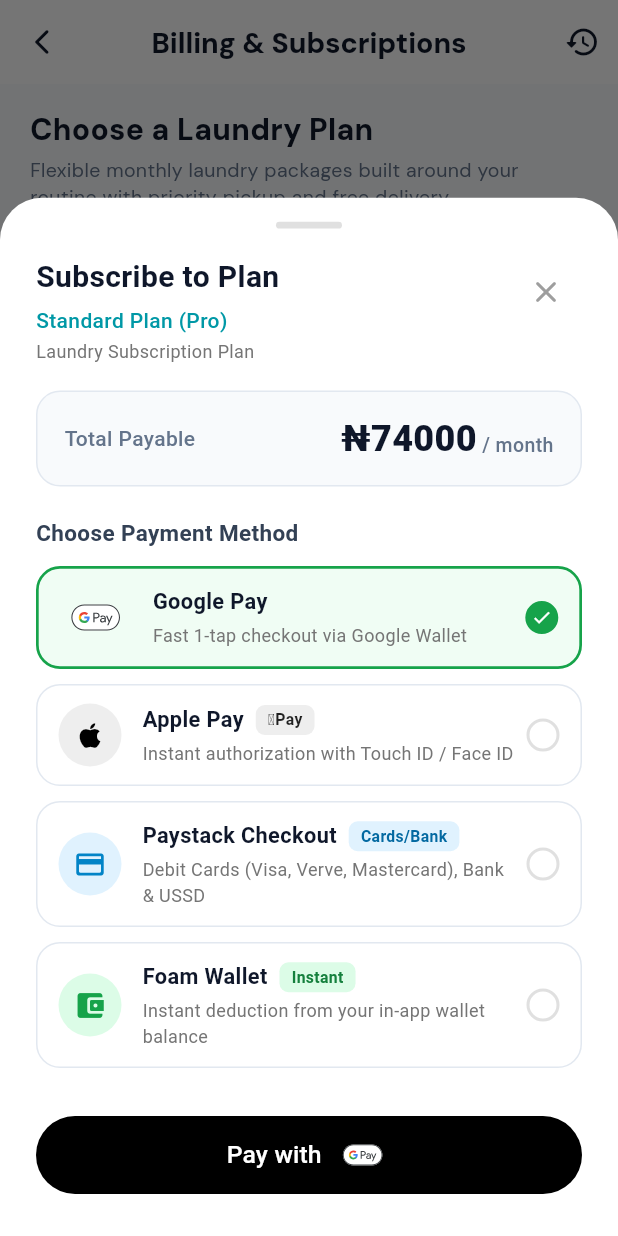
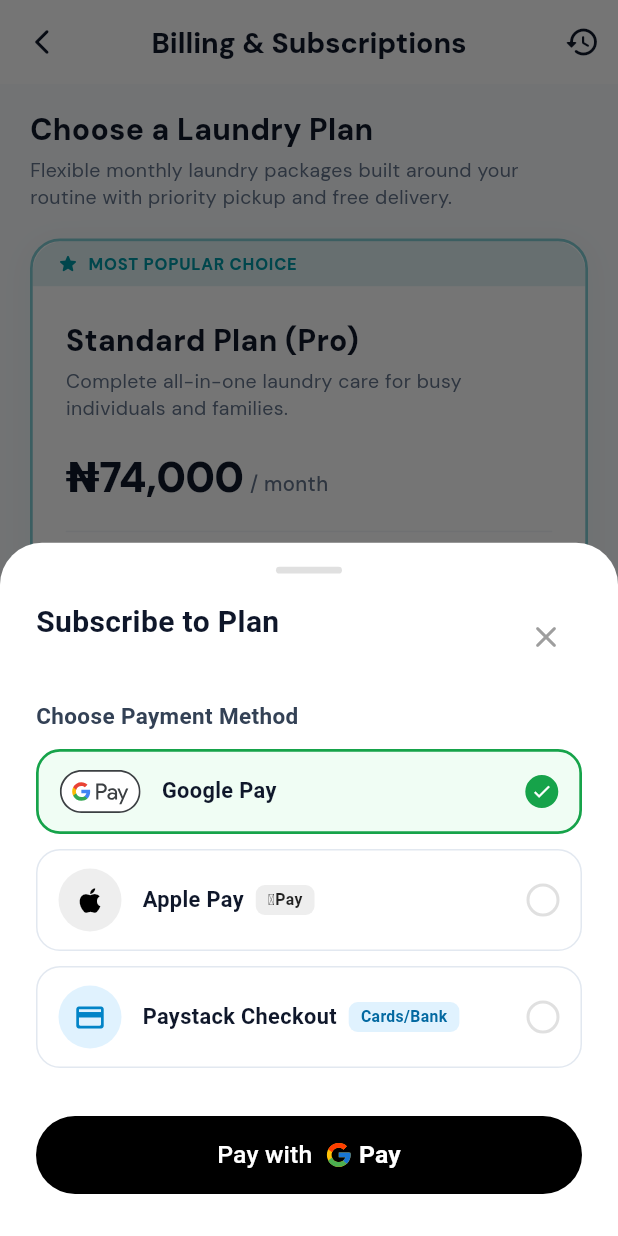
Before and after one commit to javadroid/foam_mobile-main, a Flutter app: the BillingScreen screen opened by its route, after a tap on "Subscribe Now", on a phone screen of 412 x 824 dp. Run offline on Flutter 3.47's test engine with Material 3 defaults, Android fonts, the phone set to English and light mode, and no system bars; our stand-ins replace flutter_dotenv, flutter_svg, geolocator, google_fonts, google_maps_flutter, google_places_flutter and 11 more; missing offline and left inert: dialog_alert, flutter_paystack_max, onesignal_flutter, pay, ultimate_bottom_navbar; accounts and stored records are empty; network calls fail; project files that could hold a hidden picture were left out.

Commit message:
feat: add vendor store setup, pricing screens, and payment sheet components

```diff
--- a/lib/feature/vendor/store_setup/vendor_pricing_service_screen.dart
+++ b/lib/feature/vendor/store_setup/vendor_pricing_service_screen.dart
@@ -82,8 +82,9 @@ class VendorPricingServiceScreen extends StatelessWidget {
                   Navigator.push(
                     context,
                     MaterialPageRoute(
-                      builder: (context) => const VendorPricingItemsScreen(
+                      builder: (context) => VendorPricingItemsScreen(
                         serviceType: 'Laundry',
+                        storeId: store.id,
                         foldType: 'Folding',
                       ),
                     ),
@@ -104,8 +105,9 @@ class VendorPricingServiceScreen extends StatelessWidget {
                   Navigator.push(
                     context,
                     MaterialPageRoute(
-                      builder: (context) => const VendorPricingItemsScreen(
+                      builder: (context) => VendorPricingItemsScreen(
                         serviceType: 'Dry cleaning',
+                        storeId: store.id,
                         foldType: 'Standard',
                       ),
                     ),
--- a/lib/widgets/foam_payment_sheet.dart
+++ b/lib/widgets/foam_payment_sheet.dart
@@ -100,12 +100,10 @@ class _FoamPaymentSheetState extends State<FoamPaymentSheet> {
   @override
   void initState() {
     super.initState();
-    // Default smart selection based on platform
+    // Default smart selection based on platform: Google Pay on Android/default, Apple Pay on iOS
     _selectedMethod = Platform.isIOS
         ? FoamPaymentMethod.applePay
-        : (Platform.isAndroid
-            ? FoamPaymentMethod.googlePay
-            : FoamPaymentMethod.paystack);
+        : FoamPaymentMethod.googlePay;
   }
 
   String _getMethodName(FoamPaymentMethod method) {
@@ -179,6 +177,8 @@ class _FoamPaymentSheetState extends State<FoamPaymentSheet> {
         24,
         MediaQuery.of(context).viewInsets.bottom + 28,
       ),
+      child: SingleChildScrollView(
+        physics: const ClampingScrollPhysics(),
         child: Column(
           mainAxisSize: MainAxisSize.min,
           crossAxisAlignment: CrossAxisAlignment.start,
@@ -213,85 +213,92 @@ class _FoamPaymentSheetState extends State<FoamPaymentSheet> {
                           color: Color(0xFF0F172A),
                         ),
                       ),
-                    if (widget.itemTitle.isNotEmpty) ...[
-                      const SizedBox(height: 4),
-                      Text(
-                        widget.itemTitle,
-                        style: const TextStyle(
-                          fontSize: 14,
-                          fontWeight: FontWeight.w500,
-                          color: Color(0xFF0098A6),
-                        ),
-                      ),
-                    ],
-                    if (widget.itemSubtitle != null) ...[
-                      const SizedBox(height: 2),
-                      Text(
-                        widget.itemSubtitle!,
-                        style: TextStyle(
-                          fontSize: 12,
-                          color: Colors.grey.shade600,
-                        ),
-                      ),
-                    ],
+                      // if (widget.itemTitle.isNotEmpty) ...[
+                      //   const SizedBox(height: 4),
+                      //   Text(
+                      //     widget.itemTitle,
+                      //     style: const TextStyle(
+                      //       fontSize: 14,
+                      //       fontWeight: FontWeight.w500,
+                      //       color: Color(0xFF0098A6),
+                      //     ),
+                      //   ),
+                      // ],
+                      // if (widget.itemSubtitle != null) ...[
+                      //   const SizedBox(height: 2),
+                      //   Text(
+                      //     widget.itemSubtitle!,
+                      //     style: TextStyle(
+                      //       fontSize: 12,
+                      //       color: Colors.grey.shade600,
+                      //     ),
+                      //   ),
+                      // ],
                     ],
                   ),
                 ),
                 IconButton(
                   icon: const Icon(Icons.close_rounded, color: Colors.grey),
-                onPressed: _isProcessing ? null : () => Navigator.pop(context),
+                  onPressed:
+                      _isProcessing ? null : () => Navigator.pop(context),
                 ),
               ],
             ),
             const SizedBox(height: 18),
 
             // Price banner
-          Container(
-            width: double.infinity,
-            padding: const EdgeInsets.symmetric(horizontal: 18, vertical: 14),
-            decoration: BoxDecoration(
-              color: const Color(0xFFF8FAFC),
-              borderRadius: BorderRadius.circular(16),
-              border: Border.all(color: const Color(0xFFE2E8F0)),
-            ),
-            child: Row(
-              mainAxisAlignment: MainAxisAlignment.spaceBetween,
-              children: [
-                const Text(
-                  'Total Payable',
-                  style: TextStyle(
-                    fontSize: 14,
-                    fontWeight: FontWeight.w500,
-                    color: Color(0xFF64748B),
-                  ),
-                ),
-                Row(
-                  crossAxisAlignment: CrossAxisAlignment.baseline,
-                  textBaseline: TextBaseline.alphabetic,
-                  children: [
-                    Text(
-                      '₦${widget.amount.toStringAsFixed(0)}',
-                      style: const TextStyle(
-                        fontSize: 24,
-                        fontWeight: FontWeight.w800,
-                        color: Color(0xFF0F172A),
-                      ),
-                    ),
-                    if (widget.cycleLabel != null)
-                      Text(
-                        ' ${widget.cycleLabel}',
-                        style: const TextStyle(
-                          fontSize: 13,
-                          fontWeight: FontWeight.w500,
-                          color: Color(0xFF64748B),
-                        ),
-                      ),
-                  ],
-                ),
-              ],
-            ),
-          ),
-          const SizedBox(height: 20),
+            // Container(
+            //   width: double.infinity,
+            //   padding: const EdgeInsets.symmetric(horizontal: 18, vertical: 14),
+            //   decoration: BoxDecoration(
+            //     color: const Color(0xFFF8FAFC),
+            //     borderRadius: BorderRadius.circular(16),
+            //     border: Border.all(color: const Color(0xFFE2E8F0)),
+            //   ),
+            //   child: Row(
+            //     mainAxisAlignment: MainAxisAlignment.spaceBetween,
+            //     children: [
+            //       const Text(
+            //         'Total Payable',
+            //         style: TextStyle(
+            //           fontSize: 14,
+            //           fontWeight: FontWeight.w500,
+            //           color: Color(0xFF64748B),
+            //         ),
+            //       ),
+            //       Flexible(
+            //         child: Row(
+            //           mainAxisSize: MainAxisSize.min,
+            //           crossAxisAlignment: CrossAxisAlignment.baseline,
+            //           textBaseline: TextBaseline.alphabetic,
+            //           children: [
+            //             Flexible(
+            //               child: Text(
+            //                 '₦${widget.amount.toStringAsFixed(0)}',
+            //                 style: const TextStyle(
+            //                   fontSize: 22,
+            //                   fontWeight: FontWeight.w800,
+            //                   color: Color(0xFF0F172A),
+            //                 ),
+            //                 overflow: TextOverflow.ellipsis,
+            //               ),
+            //             ),
+            //             if (widget.cycleLabel != null)
+            //               Text(
+            //                 ' ${widget.cycleLabel}',
+            //                 style: const TextStyle(
+            //                   fontSize: 13,
+            //                   fontWeight: FontWeight.w500,
+            //                   color: Color(0xFF64748B),
+            //                 ),
+            //               ),
+            //           ],
+            //         ),
+            //       ),
+            //     ],
+            //   ),
+            // ),
+            // const SizedBox(height: 20),
 
             const Text(
               'Choose Payment Method',
@@ -310,8 +317,8 @@ class _FoamPaymentSheetState extends State<FoamPaymentSheet> {
               subtitle: 'Fast 1-tap checkout via Google Wallet',
               customIcon: SvgPicture.asset(
                 'assets/images/google_pay_mark.svg',
-              width: 48,
-              height: 32,
+                width: 54,
+                height: 29,
                 fit: BoxFit.contain,
               ),
               iconColor: Colors.transparent,
@@ -345,24 +352,25 @@ class _FoamPaymentSheetState extends State<FoamPaymentSheet> {
             ),
 
             // 4. Foam Wallet (for orders and subscriptions)
-          if (widget.purpose != FoamPaymentPurpose.walletDeposit)
-            _buildPaymentOptionTile(
-              method: FoamPaymentMethod.wallet,
-              title: 'Foam Wallet',
-              subtitle: 'Instant deduction from your in-app wallet balance',
-              icon: Icons.account_balance_wallet_rounded,
-              iconColor: const Color(0xFF16A34A),
-              iconBgColor: const Color(0xFFDCFCE7),
-              badgeText: 'Instant',
-              badgeColor: const Color(0xFF15803D),
-              badgeBgColor: const Color(0xFFDCFCE7),
-            ),
+            // if (widget.purpose != FoamPaymentPurpose.walletDeposit)
+            //   _buildPaymentOptionTile(
+            //     method: FoamPaymentMethod.wallet,
+            //     title: 'Foam Wallet',
+            //     subtitle: 'Instant deduction from your in-app wallet balance',
+            //     icon: Icons.account_balance_wallet_rounded,
+            //     iconColor: const Color(0xFF16A34A),
+            //     iconBgColor: const Color(0xFFDCFCE7),
+            //     badgeText: 'Instant',
+            //     badgeColor: const Color(0xFF15803D),
+            //     badgeBgColor: const Color(0xFFDCFCE7),
+            //   ),
 
             const SizedBox(height: 22),
 
             // Dynamic CTA Action Button matching selected provider
             _buildCtaButton(),
           ],
+        ),
       ),
     );
   }
@@ -407,9 +415,19 @@ class _FoamPaymentSheetState extends State<FoamPaymentSheet> {
                     ),
                     const SizedBox(width: 4),
                     SvgPicture.asset(
-                      'assets/images/google_pay_mark.svg',
-                      height: 26,
-                      fit: BoxFit.contain,
+                      'assets/images/google.svg',
+                      width: 19,
+                      height: 19,
+                    ),
+                    const SizedBox(width: 4),
+                    const Text(
+                      'Pay',
+                      style: TextStyle(
+                        color: Colors.white,
+                        fontSize: 16.5,
+                        fontWeight: FontWeight.w700,
+                        letterSpacing: 0.1,
+                      ),
                     ),
                   ],
                 ),
@@ -559,12 +577,12 @@ class _FoamPaymentSheetState extends State<FoamPaymentSheet> {
           child: Row(
             children: [
               Container(
-                width: isGooglePay ? 48 : 42,
-                height: isGooglePay ? 32 : 42,
+                width: isGooglePay ? 54 : 42,
+                height: isGooglePay ? 29 : 42,
                 decoration: BoxDecoration(
                   color: isGooglePay ? Colors.transparent : iconBgColor,
                   shape: isGooglePay ? BoxShape.rectangle : BoxShape.circle,
-                  borderRadius: isGooglePay ? BorderRadius.circular(6) : null,
+                  borderRadius: isGooglePay ? BorderRadius.circular(4) : null,
                 ),
                 child: Center(
                   child: customIcon ?? Icon(icon, color: iconColor, size: 22),
@@ -610,14 +628,14 @@ class _FoamPaymentSheetState extends State<FoamPaymentSheet> {
                         ],
                       ],
                     ),
-                    const SizedBox(height: 3),
-                    Text(
-                      subtitle,
-                      style: TextStyle(
-                        fontSize: 12,
-                        color: Colors.grey.shade600,
-                      ),
-                    ),
+                    // const SizedBox(height: 3),
+                    // Text(
+                    //   subtitle,
+                    //   style: TextStyle(
+                    //     fontSize: 12,
+                    //     color: Colors.grey.shade600,
+                    //   ),
+                    // ),
                   ],
                 ),
               ),
```
Also changed, not shown: lib/feature/vendor/store_setup/vendor_pricing_fold_screen.dart (+17 -6 lines), lib/feature/vendor/store_setup/vendor_pricing_items_screen.dart (+10 -44 lines), lib/feature/vendor/stores/vendor_manage_store_screen.dart (+16 -7 lines), assets/images/google_pay_mark.svg, 1 other file. Lines whose indentation alone changed are shown as unchanged.
